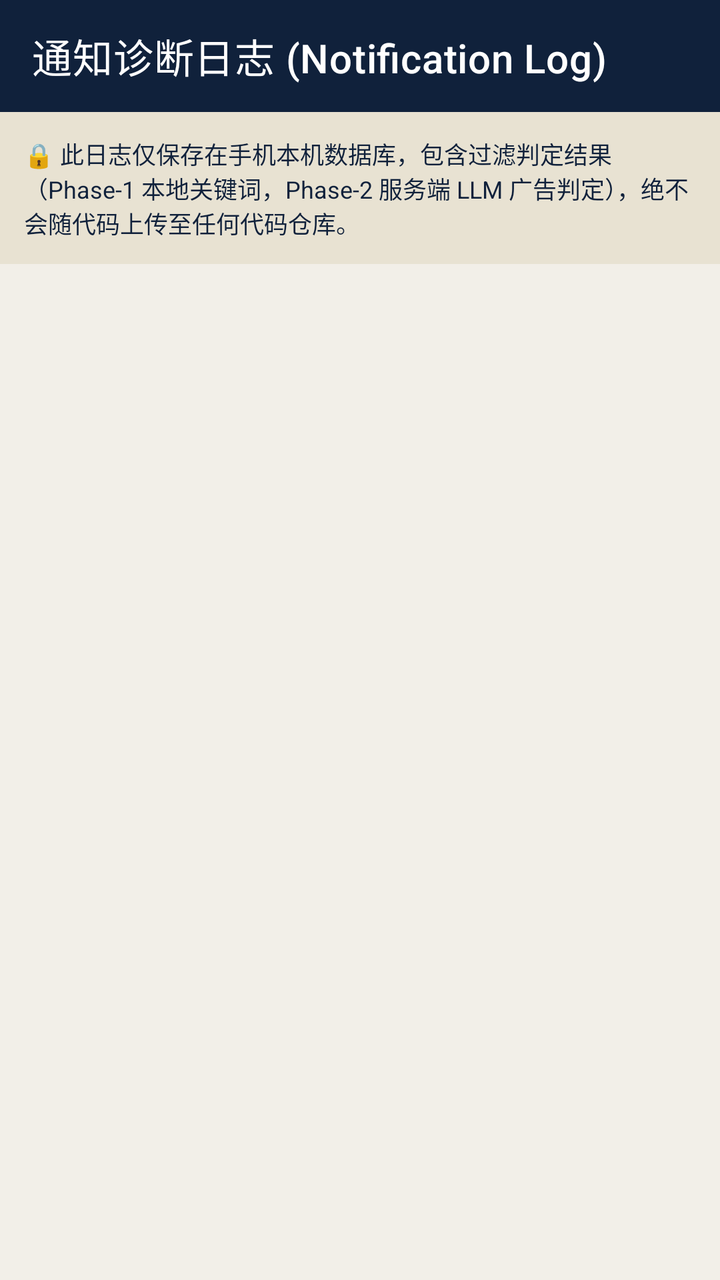
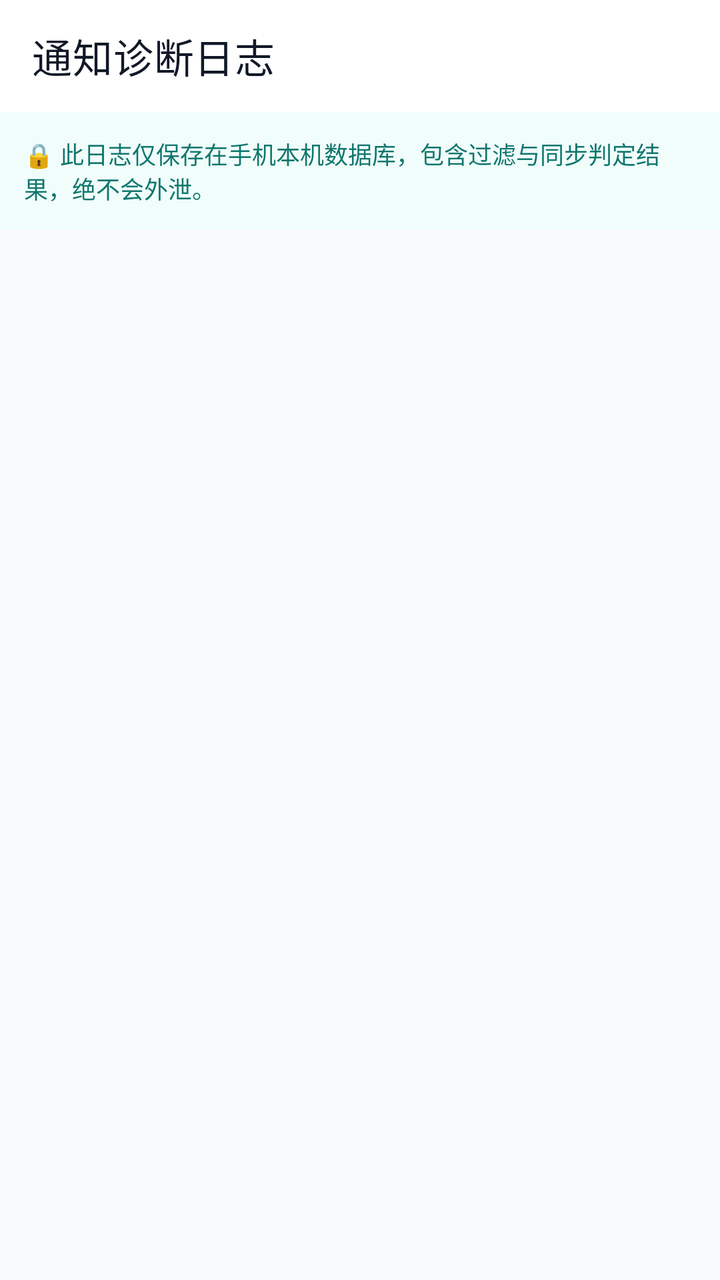

Screens rendered from an Android XML layout before and after an edit, with the pre-edit source and the edit as a unified diff.
<!-- AndroidManifest.xml: application theme Theme.MyLedgerCompanion -->
<!-- res/layout/activity_notification_log.xml -->
<?xml version="1.0" encoding="utf-8"?>
<LinearLayout xmlns:android="http://schemas.android.com/apk/res/android"
    xmlns:app="http://schemas.android.com/apk/res-auto"
    android:layout_width="match_parent"
    android:layout_height="match_parent"
    android:orientation="vertical"
    android:background="@color/background">

    
    <androidx.appcompat.widget.Toolbar
        android:id="@+id/toolbar"
        android:layout_width="match_parent"
        android:layout_height="?attr/actionBarSize"
        android:background="@color/navy_primary"
        app:titleTextColor="@color/white"
        app:title="通知诊断日志 (Notification Log)" />

    <TextView
        android:layout_width="match_parent"
        android:layout_height="wrap_content"
        android:background="#E8E2D2"
        android:padding="12dp"
        android:textColor="@color/navy_primary"
        android:textSize="12sp"
        android:text="🔒 此日志仅保存在手机本机数据库，包含过滤判定结果（Phase-1 本地关键词，Phase-2 服务端 LLM 广告判定），绝不会随代码上传至任何代码仓库。" />

    <androidx.recyclerview.widget.RecyclerView
        android:id="@+id/logRecyclerView"
        android:layout_width="match_parent"
        android:layout_height="0dp"
        android:layout_weight="1"
        android:padding="12dp"
        android:clipToPadding="false" />

    <TextView
        android:id="@+id/emptyLogView"
        android:layout_width="match_parent"
        android:layout_height="match_parent"
        android:gravity="center"
        android:text="暂无通知记录"
        android:textColor="#888888"
        android:visibility="gone" />

</LinearLayout>
<!-- resources referenced by this layout -->
<resources>
  <color name="background">#F2EFE8</color>
  <color name="navy_primary">#10213B</color>
  <color name="white">#FFFFFF</color>
  <style name="Theme.MyLedgerCompanion" parent="Theme.MaterialComponents.DayNight.NoActionBar">
          <item name="colorPrimary">@color/navy_primary</item>
          <item name="colorPrimaryVariant">@color/navy_secondary</item>
          <item name="colorOnPrimary">@color/white</item>
          <item name="colorSecondary">@color/gold_accent</item>
          <item name="android:statusBarColor">@color/navy_primary</item>
          <item name="android:navigationBarColor">@color/navy_primary</item>
          <item name="android:windowBackground">@color/background</item>
      </style>
  <color name="navy_secondary">#17324F</color>
  <color name="gold_accent">#B6902F</color>
</resources>

<!-- the commit's change to res/layout/activity_notification_log.xml (unified diff, before → after) -->
@@ -11,18 +11,18 @@
         android:id="@+id/toolbar"
         android:layout_width="match_parent"
         android:layout_height="?attr/actionBarSize"
-        android:background="@color/navy_primary"
-        app:titleTextColor="@color/white"
-        app:title="通知诊断日志 (Notification Log)" />
+        android:background="@color/surface"
+        app:titleTextColor="@color/text_primary"
+        app:title="通知诊断日志" />
 
     <TextView
         android:layout_width="match_parent"
         android:layout_height="wrap_content"
-        android:background="#E8E2D2"
+        android:background="@color/primary_subtle"
         android:padding="12dp"
-        android:textColor="@color/navy_primary"
+        android:textColor="@color/primary"
         android:textSize="12sp"
-        android:text="🔒 此日志仅保存在手机本机数据库，包含过滤判定结果（Phase-1 本地关键词，Phase-2 服务端 LLM 广告判定），绝不会随代码上传至任何代码仓库。" />
+        android:text="🔒 此日志仅保存在手机本机数据库，包含过滤与同步判定结果，绝不会外泄。" />
 
     <androidx.recyclerview.widget.RecyclerView
         android:id="@+id/logRecyclerView"
@@ -38,7 +38,7 @@
         android:layout_height="match_parent"
         android:gravity="center"
         android:text="暂无通知记录"
-        android:textColor="#888888"
+        android:textColor="@color/text_muted"
         android:visibility="gone" />
 
 </LinearLayout>
<!-- resource entries referenced after the edit -->
@@ -1,7 +1,12 @@
 <!-- resources referenced by this layout -->
 <resources>
-  <color name="background">#F2EFE8</color>
-  <color name="navy_primary">#10213B</color>
+  <color name="background">#F8FAFC</color>
+  <color name="primary">#0F766E</color>
+  <color name="primary_subtle">#F0FDFA</color>
+  <color name="surface">#FFFFFF</color>
+  <color name="text_muted">#64748B</color>
+  <color name="text_primary">#111827</color>
+  <color name="navy_primary">#0F766E</color>
   <color name="white">#FFFFFF</color>
   <style name="Theme.MyLedgerCompanion" parent="Theme.MaterialComponents.DayNight.NoActionBar">
           <item name="colorPrimary">@color/navy_primary</item>
@@ -12,7 +17,7 @@
           <item name="android:navigationBarColor">@color/navy_primary</item>
           <item name="android:windowBackground">@color/background</item>
       </style>
-  <color name="navy_secondary">#17324F</color>
-  <color name="gold_accent">#B6902F</color>
+  <color name="navy_secondary">#115E59</color>
+  <color name="gold_accent">#B45309</color>
 </resources>
 
